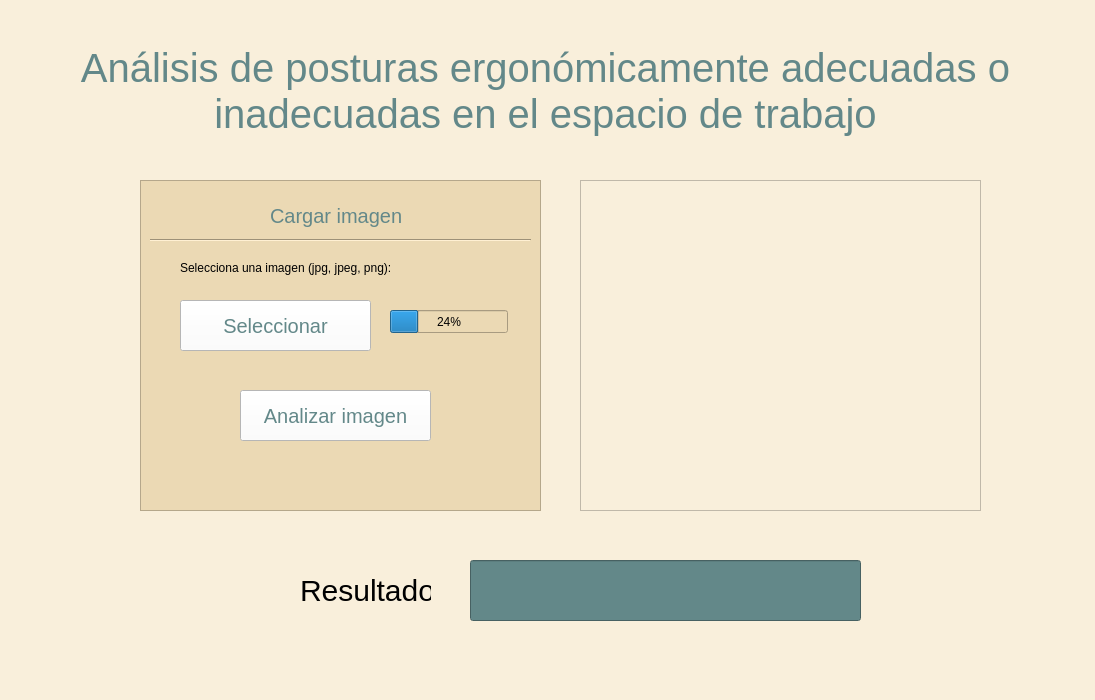
The window that ergonomy.ui (gabiruca/ergonomy) describes before a commit, drawn with Qt 5.
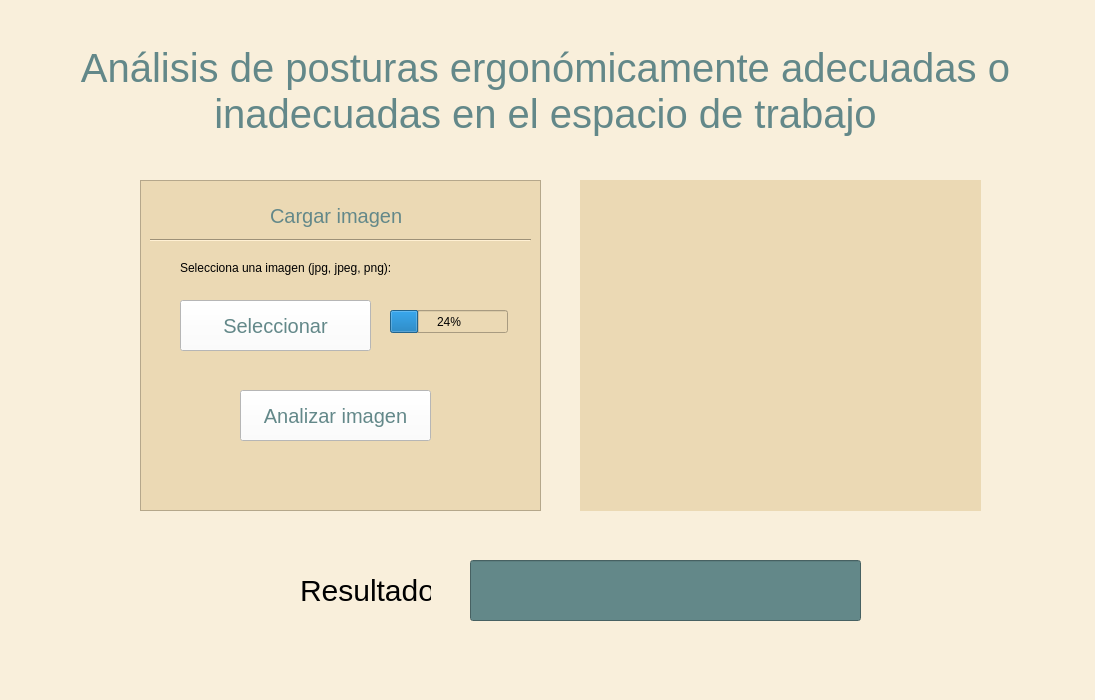
The same window after the commit.

The edit to the form file:
```diff
--- a/ergonomy.ui
+++ b/ergonomy.ui
@@ -198,7 +198,7 @@
      </property>
     </widget>
    </widget>
-   <widget class="QGraphicsView" name="graphicsView">
+   <widget class="QLabel" name="photo">
     <property name="geometry">
      <rect>
       <x>580</x>
@@ -207,6 +207,12 @@
       <height>331</height>
      </rect>
     </property>
+    <property name="styleSheet">
+     <string notr="true">background-color: #EBD9B4;</string>
+    </property>
+    <property name="text">
+     <string/>
+    </property>
    </widget>
   </widget>
   <widget class="QMenuBar" name="menubar">
```
